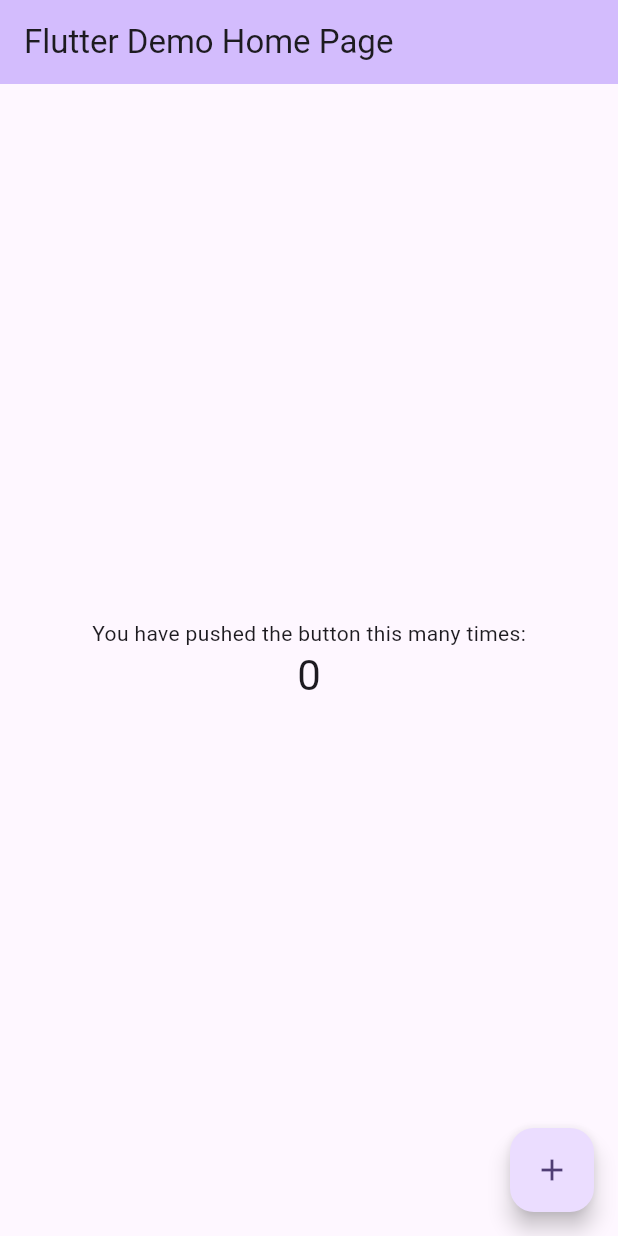
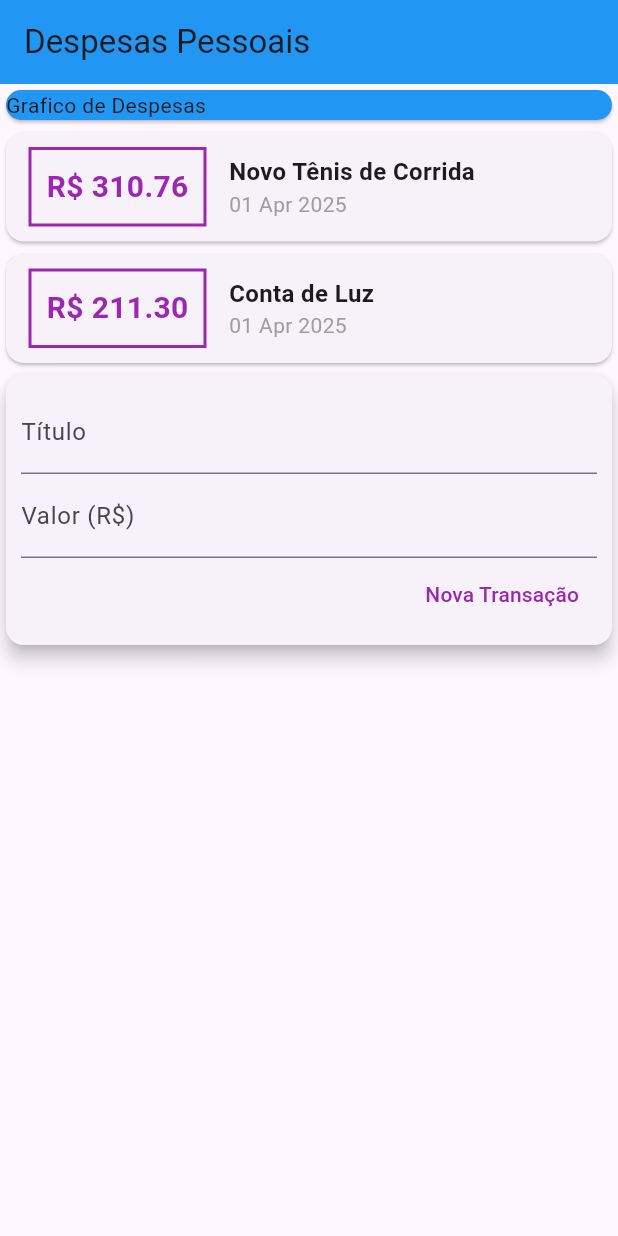
Before and after one commit to niltinfilho/flutter-cod3r, a Flutter app: the screen it shows after launch, on a phone screen of 412 x 824 dp. Run offline on Flutter 3.47's test engine with Material 3 defaults, Android fonts, the phone set to English and light mode, and no system bars.

Commit message:
criando o projeto e funcionalidades basicas

```diff
--- /dev/null
+++ b/expenses/lib/components/transaction_form.dart
@@ -0,0 +1,48 @@
+import 'package:flutter/material.dart';
+
+class TransactionForm extends StatelessWidget {
+  final titleController = TextEditingController();
+  final valueController = TextEditingController();
+
+  final void Function(String, double) onSubmit;
+
+  TransactionForm(this.onSubmit);
+
+  @override
+  Widget build(BuildContext context) {
+    return Card(
+      elevation: 5,
+      child: Padding(
+        padding: const EdgeInsets.all(10),
+        child: Column(
+          children: [
+            TextField(
+              controller: titleController,
+              decoration: InputDecoration(labelText: 'Título'),
+            ),
+            TextField(
+              controller: valueController,
+              decoration: InputDecoration(labelText: 'Valor (R\$)'),
+            ),
+            Row(
+              mainAxisAlignment: MainAxisAlignment.end,
+              children: [
+                TextButton(
+                  style: ButtonStyle(
+                    foregroundColor: WidgetStateProperty.all(Colors.purple),
+                  ),
+                  child: Text('Nova Transação'),
+                  onPressed: () {
+                    final title = titleController.text;
+                    final value = double.tryParse(valueController.text) ?? 0.0;
+                    onSubmit(title, value);
+                  },
+                ),
+              ],
+            ),
+          ],
+        ),
+      ),
+    );
+  }
+}
--- /dev/null
+++ b/expenses/lib/components/transaction_list.dart
@@ -0,0 +1,55 @@
+import 'package:flutter/material.dart';
+import 'package:expenses/models/transaction.dart';
+import 'package:intl/intl.dart';
+
+class TransactionList extends StatelessWidget {
+  final List<Transaction> transactions;
+
+  TransactionList(this.transactions);
+
+  @override
+  Widget build(BuildContext context) {
+    return Column(
+      children:
+          transactions.map((tr) {
+            return Card(
+              child: Row(
+                children: [
+                  Container(
+                    margin: EdgeInsets.symmetric(horizontal: 15, vertical: 10),
+                    decoration: BoxDecoration(
+                      border: Border.all(color: Colors.purple, width: 2),
+                    ),
+                    padding: EdgeInsets.all(10),
+                    child: Text(
+                      'R\$ ${tr.value.toStringAsFixed(2)}',
+                      style: TextStyle(
+                        fontWeight: FontWeight.bold,
+                        fontSize: 20,
+                        color: Colors.purple,
+                      ),
+                    ),
+                  ),
+                  Column(
+                    crossAxisAlignment: CrossAxisAlignment.start,
+                    children: [
+                      Text(
+                        tr.title,
+                        style: TextStyle(
+                          fontSize: 16,
+                          fontWeight: FontWeight.bold,
+                        ),
+                      ),
+                      Text(
+                        DateFormat('dd MMM y').format(tr.date),
+                        style: TextStyle(color: Colors.grey),
+                      ),
+                    ],
+                  ),
+                ],
+              ),
+            );
+          }).toList(),
+    );
+  }
+}
--- /dev/null
+++ b/expenses/lib/components/transaction_user.dart
@@ -0,0 +1,52 @@
+import 'package:flutter/material.dart';
+import 'transaction_form.dart';
+import 'transaction_list.dart';
+import '../models/transaction.dart';
+
+class TransactionUser extends StatefulWidget {
+  const TransactionUser({super.key});
+
+  @override
+  State<TransactionUser> createState() => _TransactionUserState();
+}
+
+class _TransactionUserState extends State<TransactionUser> {
+  final _transactions = [
+    Transaction(
+      id: 't1',
+      title: 'Novo Tênis de Corrida',
+      value: 310.76,
+      date: DateTime.now(),
+    ),
+
+    Transaction(
+      id: 't2',
+      title: 'Conta de Luz',
+      value: 211.30,
+      date: DateTime.now(),
+    ),
+  ];
+
+  _addTransaction(String title, double value) {
+    final newTransaction = Transaction(
+      id: DateTime.now().toString(),
+      title: title,
+      value: value,
+      date: DateTime.now(),
+    );
+
+    setState(() {
+      _transactions.add(newTransaction);
+    });
+  }
+
+  @override
+  Widget build(BuildContext context) {
+    return Column(
+      children: [
+        TransactionList(_transactions),
+        TransactionForm(_addTransaction),
+      ],
+    );
+  }
+}
--- a/expenses/lib/main.dart
+++ b/expenses/lib/main.dart
@@ -1,122 +1,35 @@
 import 'package:flutter/material.dart';
+import 'components/transaction_user.dart';
 
-void main() {
-  runApp(const MyApp());
+main() => runApp(ExpensesApp());
+
+class ExpensesApp extends StatelessWidget {
+  const ExpensesApp({super.key});
+
+  @override
+  Widget build(BuildContext context) {
+    return MaterialApp(home: MyHomePage());
+  }
 }
 
-class MyApp extends StatelessWidget {
-  const MyApp({super.key});
-
-  // This widget is the root of your application.
+class MyHomePage extends StatelessWidget {
   @override
   Widget build(BuildContext context) {
-    return MaterialApp(
-      title: 'Flutter Demo',
-      theme: ThemeData(
-        // This is the theme of your application.
-        //
-        // TRY THIS: Try running your application with "flutter run". You'll see
-        // the application has a purple toolbar. Then, without quitting the app,
-        // try changing the seedColor in the colorScheme below to Colors.green
-        // and then invoke "hot reload" (save your changes or press the "hot
-        // reload" button in a Flutter-supported IDE, or press "r" if you used
-        // the command line to start the app).
-        //
-        // Notice that the counter didn't reset back to zero; the application
-        // state is not lost during the reload. To reset the state, use hot
-        // restart instead.
-        //
-        // This works for code too, not just values: Most code changes can be
-        // tested with just a hot reload.
-        colorScheme: ColorScheme.fromSeed(seedColor: Colors.deepPurple),
+    return Scaffold(
+      appBar: AppBar(
+        backgroundColor: Colors.blue,
+        title: Text('Despesas Pessoais'),
       ),
-      home: const MyHomePage(title: 'Flutter Demo Home Page'),
+      body: Column(
+        crossAxisAlignment: CrossAxisAlignment.stretch,
+        children: [
+          Container(
+            width: double.infinity,
+            child: Card(color: Colors.blue, child: Text('Grafico de Despesas')),
+          ),
+          TransactionUser(),
+        ],
+      ),
     );
   }
 }
-
-class MyHomePage extends StatefulWidget {
-  const MyHomePage({super.key, required this.title});
-
-  // This widget is the home page of your application. It is stateful, meaning
-  // that it has a State object (defined below) that contains fields that affect
-  // how it looks.
-
-  // This class is the configuration for the state. It holds the values (in this
-  // case the title) provided by the parent (in this case the App widget) and
-  // used by the build method of the State. Fields in a Widget subclass are
-  // always marked "final".
-
-  final String title;
-
-  @override
-  State<MyHomePage> createState() => _MyHomePageState();
-}
-
-class _MyHomePageState extends State<MyHomePage> {
-  int _counter = 0;
-
-  void _incrementCounter() {
-    setState(() {
-      // This call to setState tells the Flutter framework that something has
-      // changed in this State, which causes it to rerun the build method below
-      // so that the display can reflect the updated values. If we changed
-      // _counter without calling setState(), then the build method would not be
-      // called again, and so nothing would appear to happen.
-      _counter++;
-    });
-  }
-
-  @override
-  Widget build(BuildContext context) {
-    // This method is rerun every time setState is called, for instance as done
-    // by the _incrementCounter method above.
-    //
-    // The Flutter framework has been optimized to make rerunning build methods
-    // fast, so that you can just rebuild anything that needs updating rather
-    // than having to individually change instances of widgets.
-    return Scaffold(
-      appBar: AppBar(
-        // TRY THIS: Try changing the color here to a specific color (to
-        // Colors.amber, perhaps?) and trigger a hot reload to see the AppBar
-        // change color while the other colors stay the same.
-        backgroundColor: Theme.of(context).colorScheme.inversePrimary,
-        // Here we take the value from the MyHomePage object that was created by
-        // the App.build method, and use it to set our appbar title.
-        title: Text(widget.title),
-      ),
-      body: Center(
-        // Center is a layout widget. It takes a single child and positions it
-        // in the middle of the parent.
-        child: Column(
-          // Column is also a layout widget. It takes a list of children and
-          // arranges them vertically. By default, it sizes itself to fit its
-          // children horizontally, and tries to be as tall as its parent.
-          //
-          // Column has various properties to control how it sizes itself and
-          // how it positions its children. Here we use mainAxisAlignment to
-          // center the children vertically; the main axis here is the vertical
-          // axis because Columns are vertical (the cross axis would be
-          // horizontal).
-          //
-          // TRY THIS: Invoke "debug painting" (choose the "Toggle Debug Paint"
-          // action in the IDE, or press "p" in the console), to see the
-          // wireframe for each widget.
-          mainAxisAlignment: MainAxisAlignment.center,
-          children: <Widget>[
-            const Text('You have pushed the button this many times:'),
-            Text(
-              '$_counter',
-              style: Theme.of(context).textTheme.headlineMedium,
-            ),
-          ],
-        ),
-      ),
-      floatingActionButton: FloatingActionButton(
-        onPressed: _incrementCounter,
-        tooltip: 'Increment',
-        child: const Icon(Icons.add),
-      ), // This trailing comma makes auto-formatting nicer for build methods.
-    );
-  }
-}
--- /dev/null
+++ b/expenses/lib/models/transaction.dart
@@ -0,0 +1,13 @@
+class Transaction {
+  final String id;
+  final String title;
+  final double value;
+  final DateTime date;
+
+  Transaction({
+    required this.id,
+    required this.title,
+    required this.value,
+    required this.date,
+  });
+}
--- a/expenses/pubspec.yaml
+++ b/expenses/pubspec.yaml
@@ -30,6 +30,7 @@ environment:
 dependencies:
   flutter:
     sdk: flutter
+  intl: ^0.20.2
 
   # The following adds the Cupertino Icons font to your application.
   # Use with the CupertinoIcons class for iOS style icons.
```
Also changed, not shown: expenses/pubspec.lock, 1 other file.
